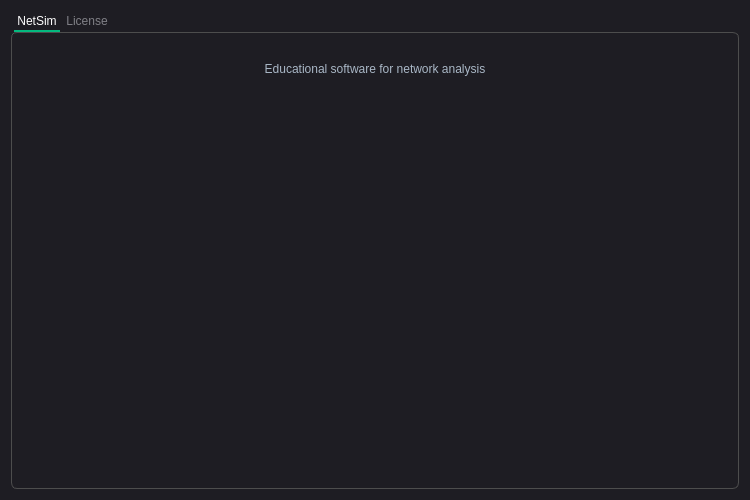
Above: src/views/dialogs/about_dialog.ui from Filan-glitch/NetSim before the change. Below: the same form after it.
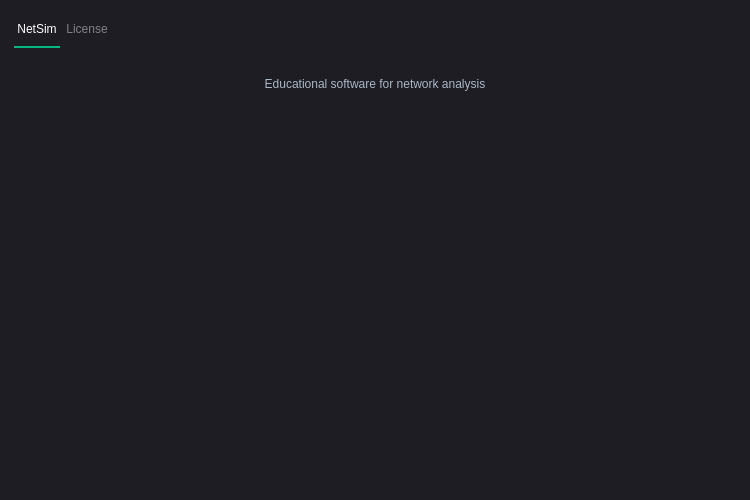
That is the form after the change. Icons and pictures are not drawn.

What changed in the file:
```diff
--- a/src/views/dialogs/about_dialog.ui
+++ b/src/views/dialogs/about_dialog.ui
@@ -52,21 +52,16 @@
 }
 QPushButton{
 	border-style: solid;
-	border-top-color: transparent;
-	border-right-color: transparent;
-	border-left-color: transparent;
-	border-bottom-color: transparent;
 	border-width: 1px;
 	border-style: solid;
+	border-color: black;
 	color: #a9b7c6;
 	padding: 2px;
 	background-color: #1e1d23;
 }
 QPushButton::default{
-	border-style: inset;
-	border-top-color: transparent;
-	border-right-color: transparent;
-	border-left-color: transparent;
+	border-bottom-style: inset;
+	border-color: black;
 	border-bottom-color: #04b97f;
 	border-width: 1px;
 	color: #a9b7c6;
@@ -213,13 +208,13 @@
 	background-color:#1e1d23;
 }
 QTabWidget::pane {
-		border-color: rgb(77,77,77);
-		background-color:#1e1d23;
-		border-style: solid;
-		border-width: 1px;
-    	border-radius: 6px;
+	border-top-color: transparent;
+	border-right-color: transparent;
+	border-left-color: transparent;
+	border-bottom-color: transparent;
 }
 QTabBar::tab {
+	height: 30px;
 	border-style: solid;
 	border-top-color: transparent;
 	border-right-color: transparent;
@@ -232,7 +227,8 @@
 	margin-left:3px;
 	background-color: #1e1d23;
 }
-QTabBar::tab:selected, QTabBar::tab:last:selected, QTabBar::tab:hover {
+QTabBar::tab:selected  {
+	height: 30px;
   	border-style: solid;
 	border-top-color: transparent;
 	border-right-color: transparent;
@@ -407,6 +403,40 @@
 }
 QSlider::sub-page:vertical {
     background: #04b97f;
+}
+
+QTableView { 
+	color: #a9b7c6; 
+	background-color : #1e1d23;
+	alternate-background-color:  #3a3940;
+	gridline-color: #a9b7c6;
+}
+
+QTableView QTableCornerButton::section {
+	background-color: #1e1d23;
+}
+
+QHeaderView {
+	background-color: #1e1d23;
+}
+
+QHeaderView::section {
+	background-color:#2a2930;
+	color: #a9b7c6;
+}
+QTreeWidget { 
+	color: #a9b7c6; 
+	background-color : #1e1d23; 
+	show-decoration-selected: 1;
+}
+QTreeWidget::branch:has-children:!has-siblings:closed,
+QTreeWidget::branch:closed:has-children:has-siblings {
+    image: url(:/collapsed.svg);
+}
+
+QTreeWidget::branch:open:has-children:!has-siblings,
+QTreeWidget::branch:open:has-children:has-siblings {
+    image: url(:/ellapsed.svg);
 }</string>
   </property>
   <layout class="QVBoxLayout" name="verticalLayout">
```
Left out of the diff: 12 changed lines with no effect on the pictures.
